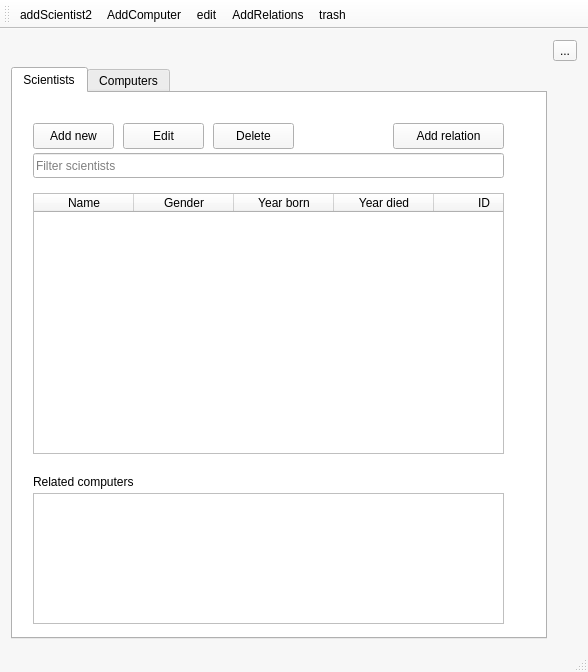
This is mainwindow.ui in Hopur-50/Verkefni3 as Qt 5 draws it before an edit. The edited form follows.
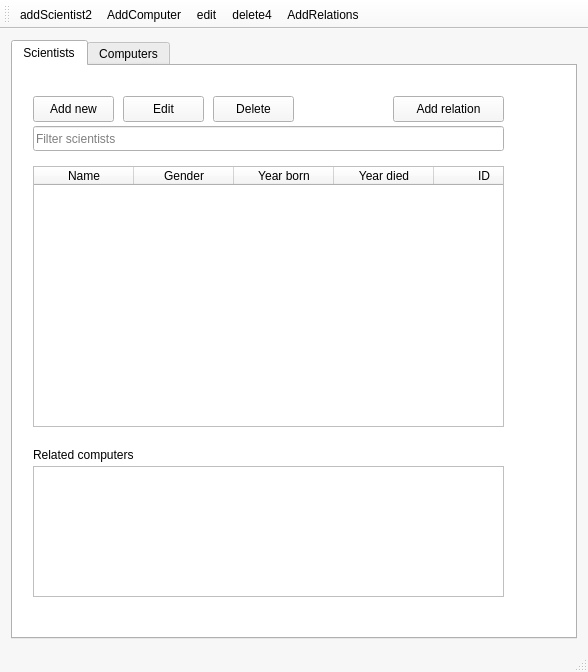
This is the edited form. Icons and pictures are not drawn.

Commit message: changes to the main window

What changed in the file:
```diff
--- a/mainwindow.ui
+++ b/mainwindow.ui
@@ -430,7 +430,7 @@
   </property>
   <widget class="QWidget" name="centralWidget">
    <layout class="QGridLayout" name="gridLayout">
-    <item row="2" column="0">
+    <item row="1" column="0">
      <widget class="QTabWidget" name="allTabs">
       <property name="focusPolicy">
        <enum>Qt::ClickFocus</enum>
@@ -883,13 +883,6 @@
       </widget>
      </widget>
     </item>
-    <item row="0" column="1">
-     <widget class="QToolButton" name="toolButton">
-      <property name="text">
-       <string>...</string>
-      </property>
-     </widget>
-    </item>
    </layout>
   </widget>
   <widget class="QMenuBar" name="menuBar">
@@ -912,8 +905,8 @@
    <addaction name="actionAddScientist2"/>
    <addaction name="actionAddComputer"/>
    <addaction name="actionEdit"/>
+   <addaction name="actionDelete4"/>
    <addaction name="actionAddRelations"/>
-   <addaction name="actionTrash"/>
   </widget>
   <widget class="QStatusBar" name="statusBar"/>
   <action name="actionAddRelations">
@@ -961,13 +954,13 @@
     <string>addScientist2</string>
    </property>
   </action>
-  <action name="actionTrash">
+  <action name="actionDelete4">
    <property name="icon">
     <iconset resource="resorses.qrc">
-     <normaloff>:/icons/noun_54981_cc.png</normaloff>:/icons/noun_54981_cc.png</iconset>
+     <normaloff>:/icons/noun_37595_cc.png</normaloff>:/icons/noun_37595_cc.png</iconset>
    </property>
    <property name="text">
-    <string>trash</string>
+    <string>delete4</string>
    </property>
   </action>
  </widget>
```
